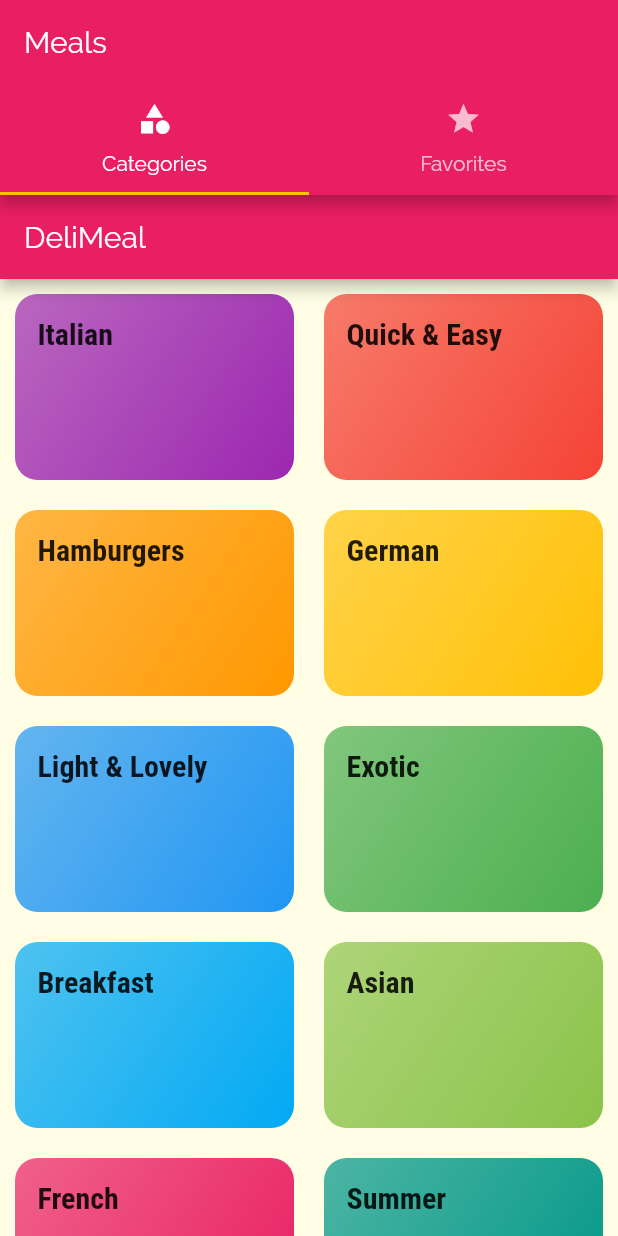
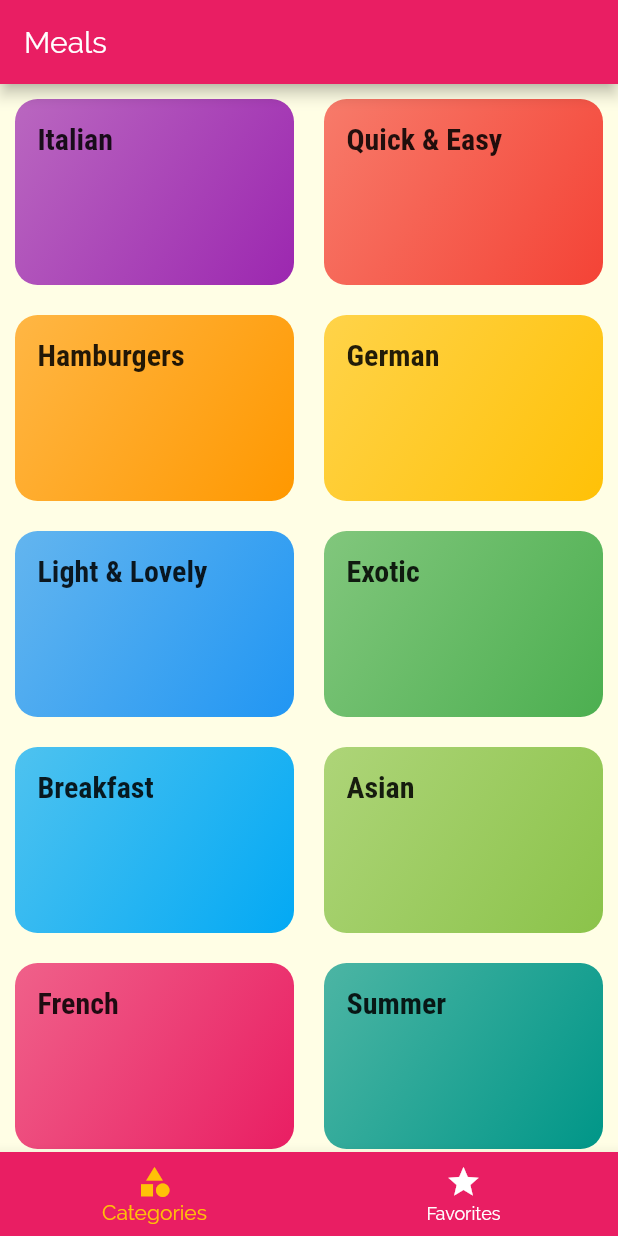
Before and after one commit to AyariAhmed/Recipes-Memo-Mobile, a Flutter app: the screen it shows after launch, on a phone screen of 412 x 824 dp. Run offline on Flutter 3.47's test engine with Material 2 defaults, Android fonts, the phone set to English and light mode, and no system bars.

Commit message:
Changed The navigation to bottomNavigationBar

```diff
--- a/lib/screens/categories_screen.dart
+++ b/lib/screens/categories_screen.dart
@@ -5,9 +5,7 @@ import 'package:recipes_memo/widgets/category_item.dart';
 class CategoriesScreen extends StatelessWidget {
   @override
   Widget build(BuildContext context) {
-    return Scaffold(
-      appBar: AppBar(title: Text('DeliMeal')),
-      body: GridView(
+    return GridView(
         padding: const EdgeInsets.all(10),
       gridDelegate: SliverGridDelegateWithMaxCrossAxisExtent(
           maxCrossAxisExtent: 200,
@@ -17,6 +15,6 @@ class CategoriesScreen extends StatelessWidget {
       children: DUMMY_CATEGORIES
           .map((catData) => CategoryItem(catData.id,catData.title, catData.color))
           .toList(),
-    ),);
+    );
   }
 }
--- a/lib/screens/favorites_screen.dart
+++ b/lib/screens/favorites_screen.dart
@@ -3,11 +3,9 @@ import 'package:flutter/material.dart';
 class FavoritesScreen extends StatelessWidget {
   @override
   Widget build(BuildContext context) {
-    return Scaffold(
-      appBar: AppBar(title: Text('Favorites Screen'),),
-      body: Center(
+    return Center(
         child: Text('Fav'),
-      ),
+
     );
   }
 }
--- a/lib/screens/tabs_screen.dart
+++ b/lib/screens/tabs_screen.dart
@@ -8,21 +8,37 @@ class TabsScreen extends StatefulWidget {
 }
 
 class _TabsScreenState extends State<TabsScreen> {
+
+  final List<Widget> _pages = [
+    CategoriesScreen(),
+    FavoritesScreen()
+  ];
+
+  int _selectedPageIndex = 0;
+
+  void _selectPage(int index){
+    setState(() {
+      _selectedPageIndex = index;
+    });
+  }
+
   @override
   Widget build(BuildContext context) {
-    return DefaultTabController(
-      length: 2,
-      child: Scaffold(
-        appBar: AppBar(title: Text('Meals'),
-        bottom: TabBar(tabs: [
-          Tab(icon: Icon(Icons.category),text: 'Categories',),
-          Tab(icon: Icon(Icons.star),text: 'Favorites',),
-        ],),
-        ),
-        body: TabBarView(children: [
-          CategoriesScreen(),
-          FavoritesScreen()
-        ],),
+    return Scaffold(
+      appBar: AppBar(
+        title: Text('Meals'),
+      ),
+      body: _pages[_selectedPageIndex],
+      bottomNavigationBar: BottomNavigationBar(
+        onTap: _selectPage,
+        backgroundColor: Theme.of(context).primaryColor,
+        unselectedItemColor: Colors.white,
+        selectedItemColor: Theme.of(context).accentColor,
+        currentIndex: _selectedPageIndex,
+        items: [
+          BottomNavigationBarItem(icon: Icon(Icons.category),label: 'Categories'),
+          BottomNavigationBarItem(icon: Icon(Icons.star),label: 'Favorites'),
+        ],
       ),
     );
   }
```
